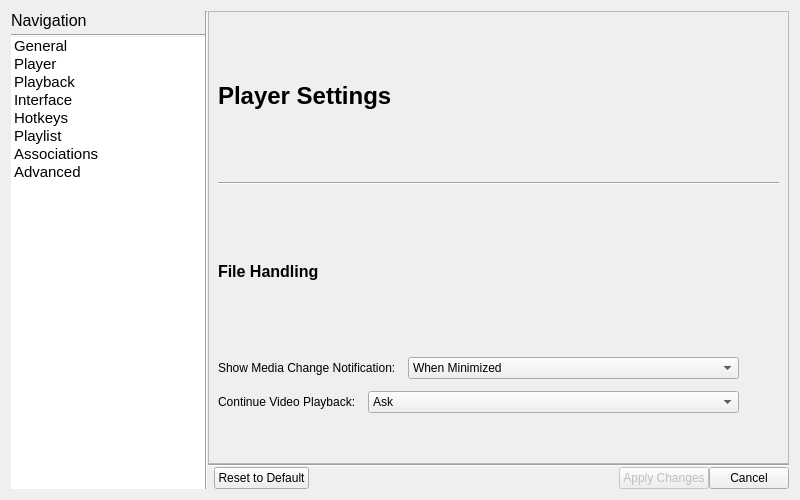
Hale-Software/Vura, file src/forms/SettingsWindow.ui: the form before one commit.
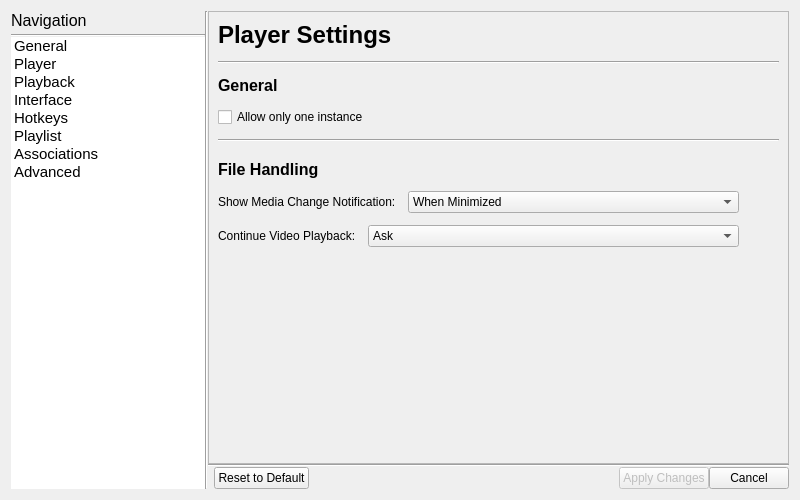
The form after the commit. The open tabs and pages were chosen to show the change. Icons and pictures are not drawn.

```diff
--- a/src/forms/SettingsWindow.ui
+++ b/src/forms/SettingsWindow.ui
@@ -714,7 +714,313 @@
          </item>
         </layout>
        </widget>
-       <widget class="QWidget" name="playbackPage"/>
+       <widget class="QWidget" name="playerPage">
+        <layout class="QVBoxLayout" name="verticalLayout_7">
+         <property name="spacing">
+          <number>0</number>
+         </property>
+         <property name="leftMargin">
+          <number>0</number>
+         </property>
+         <property name="topMargin">
+          <number>0</number>
+         </property>
+         <property name="rightMargin">
+          <number>0</number>
+         </property>
+         <property name="bottomMargin">
+          <number>0</number>
+         </property>
+         <item>
+          <widget class="QScrollArea" name="scrollArea_3">
+           <property name="widgetResizable">
+            <bool>true</bool>
+           </property>
+           <widget class="QWidget" name="scrollAreaWidgetContents_4">
+            <property name="geometry">
+             <rect>
+              <x>0</x>
+              <y>0</y>
+              <width>578</width>
+              <height>433</height>
+             </rect>
+            </property>
+            <layout class="QVBoxLayout" name="verticalLayout_8">
+             <property name="spacing">
+              <number>12</number>
+             </property>
+             <property name="bottomMargin">
+              <number>50</number>
+             </property>
+             <item>
+              <widget class="QLabel" name="label_19">
+               <property name="font">
+                <font>
+                 <pointsize>18</pointsize>
+                 <bold>true</bold>
+                </font>
+               </property>
+               <property name="text">
+                <string>Player Settings</string>
+               </property>
+              </widget>
+             </item>
+             <item>
+              <widget class="Line" name="line_9">
+               <property name="orientation">
+                <enum>Qt::Orientation::Horizontal</enum>
+               </property>
+              </widget>
+             </item>
+             <item>
+              <widget class="QLabel" name="label_25">
+               <property name="font">
+                <font>
+                 <pointsize>12</pointsize>
+                 <bold>true</bold>
+                </font>
+               </property>
+               <property name="text">
+                <string>General</string>
+               </property>
+              </widget>
+             </item>
+             <item>
+              <widget class="QCheckBox" name="allowOneInstance">
+               <property name="text">
+                <string>Allow only one instance</string>
+               </property>
+              </widget>
+             </item>
+             <item>
+              <widget class="Line" name="line_10">
+               <property name="orientation">
+                <enum>Qt::Orientation::Horizontal</enum>
+               </property>
+              </widget>
+             </item>
+             <item>
+              <spacer name="verticalSpacer_7">
+               <property name="orientation">
+                <enum>Qt::Orientation::Vertical</enum>
+               </property>
+               <property name="sizeType">
+                <enum>QSizePolicy::Policy::Fixed</enum>
+               </property>
+               <property name="sizeHint" stdset="0">
+                <size>
+                 <width>20</width>
+                 <height>6</height>
+                </size>
+               </property>
+              </spacer>
+             </item>
+             <item>
+              <widget class="QLabel" name="label_22">
+               <property name="font">
+                <font>
+                 <pointsize>12</pointsize>
+                 <bold>true</bold>
+                </font>
+               </property>
+               <property name="text">
+                <string>File Handling</string>
+               </property>
+              </widget>
+             </item>
+             <item>
+              <layout class="QHBoxLayout" name="horizontalLayout_12">
+               <item>
+                <widget class="QLabel" name="label_23">
+                 <property name="sizePolicy">
+                  <sizepolicy hsizetype="Maximum" vsizetype="Preferred">
+                   <horstretch>0</horstretch>
+                   <verstretch>0</verstretch>
+                  </sizepolicy>
+                 </property>
+                 <property name="text">
+                  <string>Show Media Change Notification:</string>
+                 </property>
+                </widget>
+               </item>
+               <item>
+                <widget class="QComboBox" name="showMediaChangeNotification">
+                 <property name="currentIndex">
+                  <number>1</number>
+                 </property>
+                 <item>
+                  <property name="text">
+                   <string>Never</string>
+                  </property>
+                 </item>
+                 <item>
+                  <property name="text">
+                   <string>When Minimized</string>
+                  </property>
+                 </item>
+                 <item>
+                  <property name="text">
+                   <string>Always</string>
+                  </property>
+                 </item>
+                </widget>
+               </item>
+               <item>
+                <spacer name="horizontalSpacer_10">
+                 <property name="orientation">
+                  <enum>Qt::Orientation::Horizontal</enum>
+                 </property>
+                 <property name="sizeType">
+                  <enum>QSizePolicy::Policy::Ignored</enum>
+                 </property>
+                 <property name="sizeHint" stdset="0">
+                  <size>
+                   <width>40</width>
+                   <height>20</height>
+                  </size>
+                 </property>
+                </spacer>
+               </item>
+              </layout>
+             </item>
+             <item>
+              <layout class="QHBoxLayout" name="horizontalLayout_13">
+               <item>
+                <widget class="QLabel" name="label_24">
+                 <property name="sizePolicy">
+                  <sizepolicy hsizetype="Maximum" vsizetype="Preferred">
+                   <horstretch>0</horstretch>
+                   <verstretch>0</verstretch>
+                  </sizepolicy>
+                 </property>
+                 <property name="text">
+                  <string>Continue Video Playback:</string>
+                 </property>
+                </widget>
+               </item>
+               <item>
+                <widget class="QComboBox" name="continueVideoPlayback">
+                 <property name="currentIndex">
+                  <number>1</number>
+                 </property>
+                 <item>
+                  <property name="text">
+                   <string>Never</string>
+                  </property>
+                 </item>
+                 <item>
+                  <property name="text">
+                   <string>Ask</string>
+                  </property>
+                 </item>
+                 <item>
+                  <property name="text">
+                   <string>Always</string>
+                  </property>
+                 </item>
+                </widget>
+               </item>
+               <item>
+                <spacer name="horizontalSpacer_11">
+                 <property name="orientation">
+                  <enum>Qt::Orientation::Horizontal</enum>
+                 </property>
+                 <property name="sizeType">
+                  <enum>QSizePolicy::Policy::Ignored</enum>
+                 </property>
+                 <property name="sizeHint" stdset="0">
+                  <size>
+                   <width>40</width>
+                   <height>20</height>
+                  </size>
+                 </property>
+                </spacer>
+               </item>
+              </layout>
+             </item>
+             <item>
+              <spacer name="verticalSpacer_8">
+               <property name="orientation">
+                <enum>Qt::Orientation::Vertical</enum>
+               </property>
+               <property name="sizeHint" stdset="0">
+                <size>
+                 <width>20</width>
+                 <height>40</height>
+                </size>
+               </property>
+              </spacer>
+             </item>
+            </layout>
+           </widget>
+          </widget>
+         </item>
+        </layout>
+       </widget>
+       <widget class="QWidget" name="playbackPage">
+        <layout class="QVBoxLayout" name="verticalLayout_9">
+         <property name="spacing">
+          <number>6</number>
+         </property>
+         <property name="leftMargin">
+          <number>0</number>
+         </property>
+         <property name="topMargin">
+          <number>0</number>
+         </property>
+         <property name="rightMargin">
+          <number>0</number>
+         </property>
+         <property name="bottomMargin">
+          <number>0</number>
+         </property>
+         <item>
+          <widget class="QScrollArea" name="scrollArea_4">
+           <property name="widgetResizable">
+            <bool>true</bool>
+           </property>
+           <widget class="QWidget" name="scrollAreaWidgetContents">
+            <property name="geometry">
+             <rect>
+              <x>0</x>
+              <y>0</y>
+              <width>578</width>
+              <height>433</height>
+             </rect>
+            </property>
+            <layout class="QVBoxLayout" name="verticalLayout_10">
+             <item>
+              <widget class="QLabel" name="label_11">
+               <property name="font">
+                <font>
+                 <pointsize>18</pointsize>
+                 <bold>true</bold>
+                </font>
+               </property>
+               <property name="text">
+                <string>Playback Settings</string>
+               </property>
+              </widget>
+             </item>
+             <item>
+              <spacer name="verticalSpacer_11">
+               <property name="orientation">
+                <enum>Qt::Orientation::Vertical</enum>
+               </property>
+               <property name="sizeHint" stdset="0">
+                <size>
+                 <width>20</width>
+                 <height>40</height>
+                </size>
+               </property>
+              </spacer>
+             </item>
+            </layout>
+           </widget>
+          </widget>
+         </item>
+        </layout>
+       </widget>
        <widget class="QWidget" name="interfacePage">
         <layout class="QVBoxLayout" name="verticalLayout_5">
          <property name="spacing">
@@ -939,193 +1245,6 @@
        <widget class="QWidget" name="associationsPage"/>
        <widget class="QWidget" name="advancedPage"/>
        <widget class="QWidget" name="page_9"/>
-       <widget class="QWidget" name="playerPage">
-        <layout class="QVBoxLayout" name="verticalLayout_7">
-         <property name="spacing">
-          <number>0</number>
-         </property>
-         <property name="leftMargin">
-          <number>0</number>
-         </property>
-         <property name="topMargin">
-          <number>0</number>
-         </property>
-         <property name="rightMargin">
-          <number>0</number>
-         </property>
-         <property name="bottomMargin">
-          <number>0</number>
-         </property>
-         <item>
-          <widget class="QScrollArea" name="scrollArea_3">
-           <property name="widgetResizable">
-            <bool>true</bool>
-           </property>
-           <widget class="QWidget" name="scrollAreaWidgetContents_4">
-            <property name="geometry">
-             <rect>
-              <x>0</x>
-              <y>0</y>
-              <width>578</width>
-              <height>433</height>
-             </rect>
-            </property>
-            <layout class="QVBoxLayout" name="verticalLayout_8">
-             <property name="spacing">
-              <number>12</number>
-             </property>
-             <property name="bottomMargin">
-              <number>50</number>
-             </property>
-             <item>
-              <widget class="QLabel" name="label_19">
-               <property name="font">
-                <font>
-                 <pointsize>18</pointsize>
-                 <bold>true</bold>
-                </font>
-               </property>
-               <property name="text">
-                <string>Player Settings</string>
-               </property>
-              </widget>
-             </item>
-             <item>
-              <widget class="Line" name="line_9">
-               <property name="orientation">
-                <enum>Qt::Orientation::Horizontal</enum>
-               </property>
-              </widget>
-             </item>
-             <item>
-              <widget class="QLabel" name="label_22">
-               <property name="font">
-                <font>
-                 <pointsize>12</pointsize>
-                 <bold>true</bold>
-                </font>
-               </property>
-               <property name="text">
-                <string>File Handling</string>
-               </property>
-              </widget>
-             </item>
-             <item>
-              <layout class="QHBoxLayout" name="horizontalLayout_12">
-               <item>
-                <widget class="QLabel" name="label_23">
-                 <property name="sizePolicy">
-                  <sizepolicy hsizetype="Maximum" vsizetype="Preferred">
-                   <horstretch>0</horstretch>
-                   <verstretch>0</verstretch>
-                  </sizepolicy>
-                 </property>
-                 <property name="text">
-                  <string>Show Media Change Notification:</string>
-                 </property>
-                </widget>
-               </item>
-               <item>
-                <widget class="QComboBox" name="comboBox_5">
-                 <property name="currentIndex">
-                  <number>1</number>
-                 </property>
-                 <item>
-                  <property name="text">
-                   <string>Never</string>
-                  </property>
-                 </item>
-                 <item>
-                  <property name="text">
-                   <string>When Minimized</string>
-                  </property>
-                 </item>
-                 <item>
-                  <property name="text">
-                   <string>Always</string>
-                  </property>
-                 </item>
-                </widget>
-               </item>
-               <item>
-                <spacer name="horizontalSpacer_10">
-                 <property name="orientation">
-                  <enum>Qt::Orientation::Horizontal</enum>
-                 </property>
-                 <property name="sizeType">
-                  <enum>QSizePolicy::Policy::Ignored</enum>
-                 </property>
-                 <property name="sizeHint" stdset="0">
-                  <size>
-                   <width>40</width>
-                   <height>20</height>
-                  </size>
-                 </property>
-                </spacer>
-               </item>
-              </layout>
-             </item>
-             <item>
-              <layout class="QHBoxLayout" name="horizontalLayout_13">
-               <item>
-                <widget class="QLabel" name="label_24">
-                 <property name="sizePolicy">
-                  <sizepolicy hsizetype="Maximum" vsizetype="Preferred">
-                   <horstretch>0</horstretch>
-                   <verstretch>0</verstretch>
-                  </sizepolicy>
-                 </property>
-                 <property name="text">
-                  <string>Continue Video Playback:</string>
-                 </property>
-                </widget>
-               </item>
-               <item>
-                <widget class="QComboBox" name="comboBox_6">
-                 <property name="currentIndex">
-                  <number>1</number>
-                 </property>
-                 <item>
-                  <property name="text">
-                   <string>Never</string>
-                  </property>
-                 </item>
-                 <item>
-                  <property name="text">
-                   <string>Ask</string>
-                  </property>
-                 </item>
-                 <item>
-                  <property name="text">
-                   <string>Always</string>
-                  </property>
-                 </item>
-                </widget>
-               </item>
-               <item>
-                <spacer name="horizontalSpacer_11">
-                 <property name="orientation">
-                  <enum>Qt::Orientation::Horizontal</enum>
-                 </property>
-                 <property name="sizeType">
-                  <enum>QSizePolicy::Policy::Ignored</enum>
-                 </property>
-                 <property name="sizeHint" stdset="0">
-                  <size>
-                   <width>40</width>
-                   <height>20</height>
-                  </size>
-                 </property>
-                </spacer>
-               </item>
-              </layout>
-             </item>
-            </layout>
-           </widget>
-          </widget>
-         </item>
-        </layout>
-       </widget>
       </widget>
      </item>
      <item>
```
Left out of the diff: 64 changed lines with no effect on the pictures.
